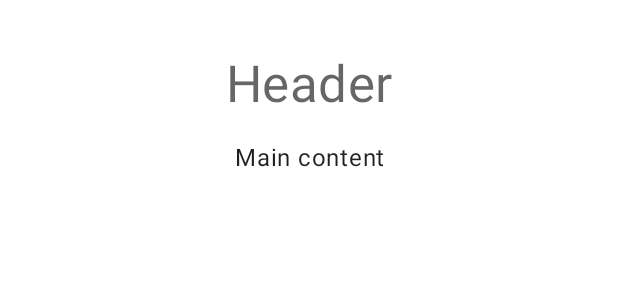
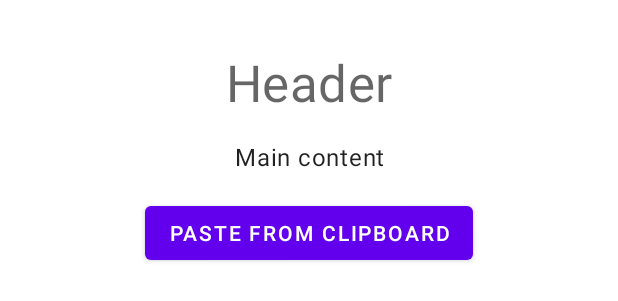
Before and after one commit to geekarist/ulcn, an Android app: the layout activity_main.xml on its own in the app's theme, with its tools: preview values and no code run, on a phone screen of 412 x 824 dp. Shown: the top 301 px of the screen. Run offline under Robolectric (Android 15) with nearby library versions, the phone set to English and light mode, and no system bars.

Commit message:
Handle text from clipboard

```diff
--- a/app/src/main/res/layout/activity_main.xml
+++ b/app/src/main/res/layout/activity_main.xml
@@ -15,10 +15,11 @@
         android:layout_marginStart="16dp"
         android:layout_marginTop="16dp"
         android:layout_marginEnd="16dp"
-        android:layout_marginBottom="16dp"
+        android:layout_marginBottom="8dp"
         android:textAppearance="@style/TextAppearance.MaterialComponents.Headline4"
         app:layout_constraintBottom_toTopOf="@+id/main_result"
         app:layout_constraintEnd_toEndOf="parent"
+        app:layout_constraintHorizontal_bias="0.5"
         app:layout_constraintStart_toStartOf="parent"
         app:layout_constraintTop_toTopOf="parent"
         app:layout_constraintVertical_bias="0"
@@ -30,15 +31,32 @@
         android:layout_width="wrap_content"
         android:layout_height="wrap_content"
         android:layout_marginStart="16dp"
+        android:layout_marginTop="8dp"
         android:layout_marginEnd="16dp"
-        android:layout_marginBottom="16dp"
+        android:layout_marginBottom="8dp"
         android:autoLink="all"
         android:gravity="center_horizontal"
         android:textAppearance="@style/TextAppearance.MaterialComponents.Body1"
-        app:layout_constraintBottom_toBottomOf="parent"
+        app:layout_constraintBottom_toTopOf="@+id/main_paste_button"
         app:layout_constraintEnd_toEndOf="parent"
+        app:layout_constraintHorizontal_bias="0.5"
         app:layout_constraintStart_toStartOf="parent"
         app:layout_constraintTop_toBottomOf="@+id/main_links_found"
         tools:text="Main content" />
 
+    <Button
+        android:id="@+id/main_paste_button"
+        android:layout_width="wrap_content"
+        android:layout_height="wrap_content"
+        android:layout_marginStart="16dp"
+        android:layout_marginTop="8dp"
+        android:layout_marginEnd="16dp"
+        android:layout_marginBottom="16dp"
+        android:text="@string/main_paste"
+        app:layout_constraintBottom_toBottomOf="parent"
+        app:layout_constraintEnd_toEndOf="parent"
+        app:layout_constraintHorizontal_bias="0.5"
+        app:layout_constraintStart_toStartOf="parent"
+        app:layout_constraintTop_toBottomOf="@+id/main_result" />
+
 </androidx.constraintlayout.widget.ConstraintLayout>
--- a/app/src/main/res/values/strings.xml
+++ b/app/src/main/res/values/strings.xml
@@ -4,4 +4,5 @@
     <string name="main_links_found">Links found?</string>
     <string name="main_error_opening_link">Error opening link: %1$s</string>
     <string name="main_reason_unknown">unknown reason</string>
+    <string name="main_paste">Paste from clipboard</string>
 </resources>
```
Also changed, not shown: app/src/main/java/me/cpele/ulcn/MainActivity.kt (+29 -10 lines).
